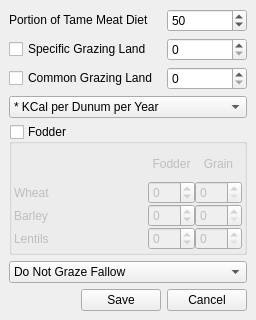
This is src/ui/laanimalparametersbase.ui in arkygeek/landuseanalyst as Qt 5 draws it before an edit. The edited form follows.
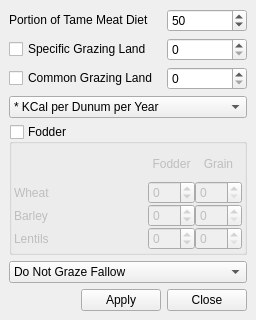
This is the edited form.

Patch:
```diff
--- a/src/ui/laanimalparametersbase.ui
+++ b/src/ui/laanimalparametersbase.ui
@@ -55,7 +55,7 @@
       </sizepolicy>
      </property>
      <property name="text" >
-      <string>Save</string>
+      <string>Apply</string>
      </property>
     </widget>
    </item>
@@ -482,7 +482,7 @@
       </sizepolicy>
      </property>
      <property name="text" >
-      <string>Cancel</string>
+      <string>Close</string>
      </property>
     </widget>
    </item>
```
Left out of the diff: 6 changed lines with no effect on the pictures.
